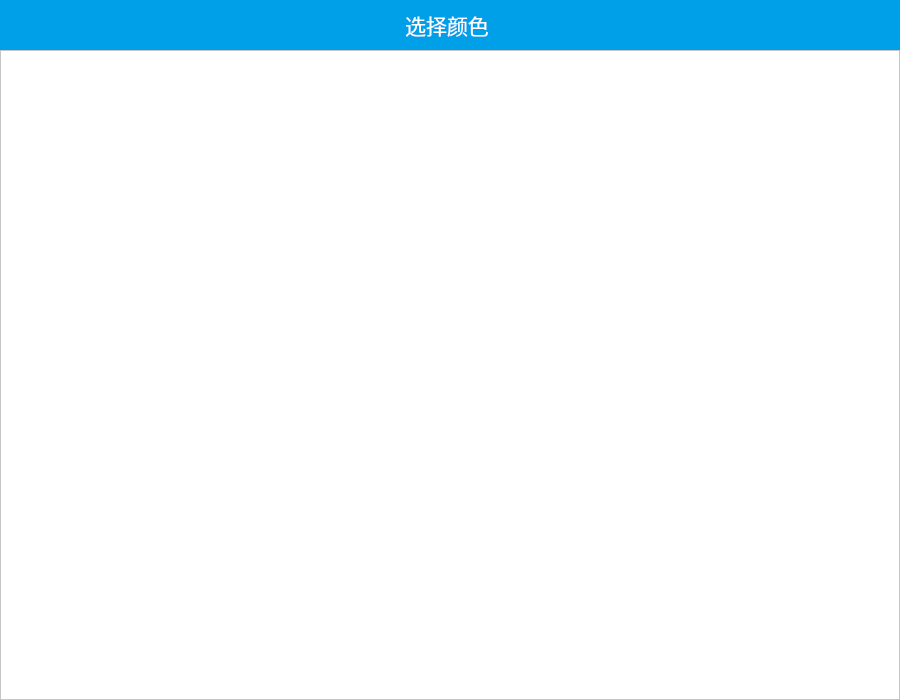
Old version of the form kitcolordialog.ui in the repository dehema/Qt-KitEditor.
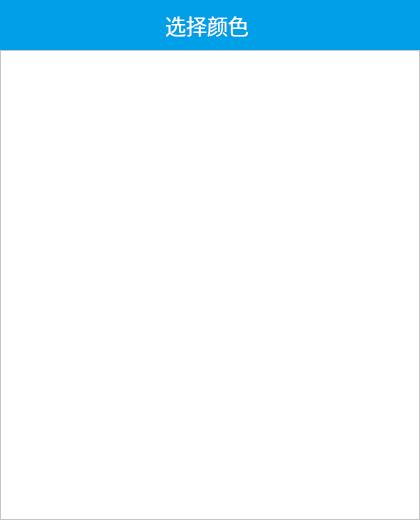
New version of the form. Icons and pictures are not drawn.

```diff
--- a/kitcolordialog.ui
+++ b/kitcolordialog.ui
@@ -6,8 +6,8 @@
    <rect>
     <x>0</x>
     <y>0</y>
-    <width>900</width>
-    <height>700</height>
+    <width>420</width>
+    <height>520</height>
    </rect>
   </property>
   <property name="windowTitle">
@@ -157,19 +157,12 @@
               </size>
              </property>
              <property name="styleSheet">
-              <string notr="true">QLabel,QLineEdit,QRadioButton,QComboBox,QSpinBox,QTableWidget::item,QTableView::item,QCheckBox,QDateTimeEdit{
-font-family:'思源黑体 CN Normal';
-font-size:12pt;
-}
+              <string notr="true">QPushButton {image: url(:/img/Close.png);background:rgba(255,255,255,0);border:none;padding:2px;}
+QPushButton:hover {image: url(:/img/Close.png);background:rgba(255,255,255,0);border:none;padding:0px;}
+QPushButton:pressed {image: url(:/img/Close.png);background:rgba(255,255,255,0);border:none;padding:2px;}
 
-QPushButton,QHeaderView,QGroupBox,QTabBar,QTableWidget{
-font-family:'思源黑体 CN Bold';
-font-size:14pt;
-}
 
-QPushButton {background-color: rgb(0, 160, 233); border-radius: 17px; color: rgb(255, 255, 255); }
-QPushButton:hover {background: qradialgradient(cx:0.5, cy:0.5, radius: 0.5,fx:0.5, fy:0.5,stop:0 rgb(0,122,232),stop:1 rgb(53,190,246) ) }
-QPushButton:disabled { background-color: rgb(236, 244,255); color: rgb(180, 180, 180);}</string>
+</string>
              </property>
              <property name="text">
               <string/>
@@ -213,8 +206,8 @@
                <rect>
                 <x>0</x>
                 <y>0</y>
-                <width>896</width>
-                <height>646</height>
+                <width>416</width>
+                <height>466</height>
                </rect>
               </property>
               <property name="sizePolicy">
@@ -240,8 +233,8 @@
                 <rect>
                  <x>0</x>
                  <y>0</y>
-                 <width>896</width>
-                 <height>646</height>
+                 <width>420</width>
+                 <height>461</height>
                 </rect>
                </property>
                <layout class="QGridLayout" name="gridLayout">
```
